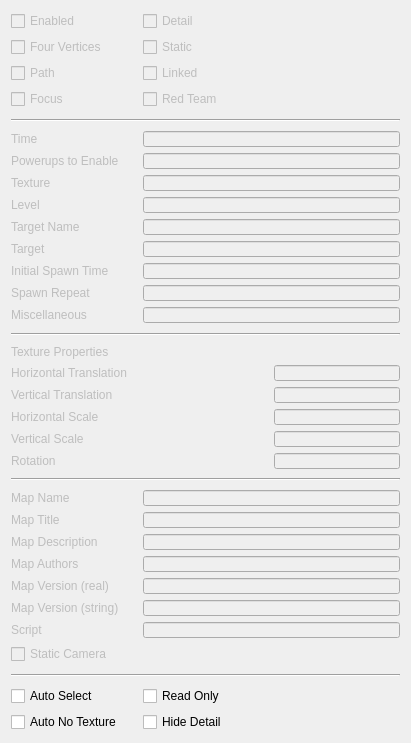
This is tankbobs-editor/properties.ui in bairyn/tankbobs as Qt 5 draws it before an edit. The edited form follows.
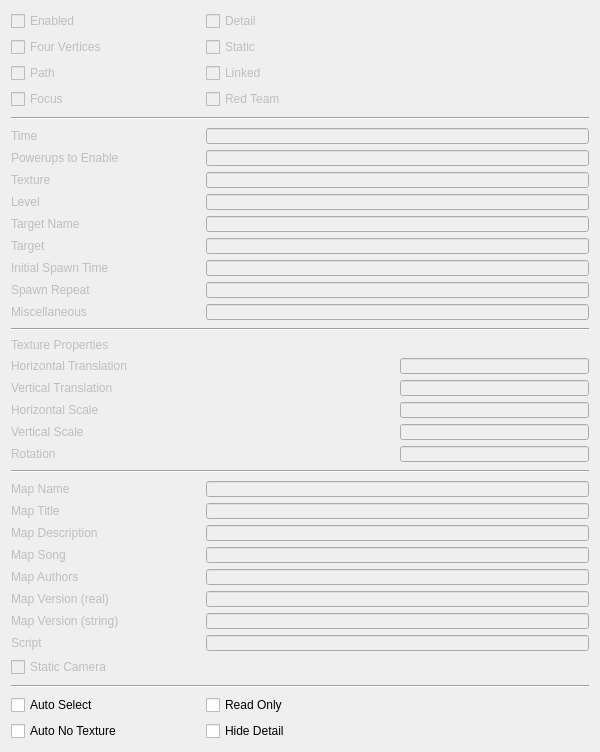
This is the edited form.

Patch:
```diff
--- a/tankbobs-editor/properties.ui
+++ b/tankbobs-editor/properties.ui
@@ -9,8 +9,8 @@
    <rect>
     <x>0</x>
     <y>0</y>
-    <width>411</width>
-    <height>743</height>
+    <width>600</width>
+    <height>752</height>
    </rect>
   </property>
   <property name="sizePolicy">
@@ -895,7 +895,7 @@
      </property>
     </widget>
    </item>
-   <item row="22" column="0">
+   <item row="24" column="0">
     <widget class="QLabel" name="mapnameLabel">
      <property name="enabled">
       <bool>false</bool>
@@ -920,7 +920,7 @@
      </property>
     </widget>
    </item>
-   <item row="22" column="1" colspan="2">
+   <item row="24" column="1" colspan="2">
     <widget class="QLineEdit" name="mapname">
      <property name="enabled">
       <bool>false</bool>
@@ -939,7 +939,7 @@
      </property>
     </widget>
    </item>
-   <item row="23" column="0">
+   <item row="25" column="0">
     <widget class="QLabel" name="maptitleLabel">
      <property name="enabled">
       <bool>false</bool>
@@ -964,7 +964,7 @@
      </property>
     </widget>
    </item>
-   <item row="23" column="1" colspan="2">
+   <item row="25" column="1" colspan="2">
     <widget class="QLineEdit" name="maptitle">
      <property name="enabled">
       <bool>false</bool>
@@ -983,7 +983,7 @@
      </property>
     </widget>
    </item>
-   <item row="24" column="0">
+   <item row="26" column="0">
     <widget class="QLabel" name="mapdescriptionLabel">
      <property name="enabled">
       <bool>false</bool>
@@ -1008,7 +1008,7 @@
      </property>
     </widget>
    </item>
-   <item row="24" column="1" colspan="2">
+   <item row="26" column="1" colspan="2">
     <widget class="QLineEdit" name="mapdescription">
      <property name="enabled">
       <bool>false</bool>
@@ -1027,7 +1027,7 @@
      </property>
     </widget>
    </item>
-   <item row="25" column="0">
+   <item row="28" column="0">
     <widget class="QLabel" name="mapauthorsLabel">
      <property name="enabled">
       <bool>false</bool>
@@ -1052,7 +1052,7 @@
      </property>
     </widget>
    </item>
-   <item row="25" column="1" colspan="2">
+   <item row="28" column="1" colspan="2">
     <widget class="QLineEdit" name="mapauthors">
      <property name="enabled">
       <bool>false</bool>
@@ -1071,7 +1071,7 @@
      </property>
     </widget>
    </item>
-   <item row="26" column="0">
+   <item row="29" column="0">
     <widget class="QLabel" name="mapversionLabel">
      <property name="enabled">
       <bool>false</bool>
@@ -1096,7 +1096,7 @@
      </property>
     </widget>
    </item>
-   <item row="26" column="1" colspan="2">
+   <item row="29" column="1" colspan="2">
     <widget class="QLineEdit" name="mapversion">
      <property name="enabled">
       <bool>false</bool>
@@ -1115,7 +1115,7 @@
      </property>
     </widget>
    </item>
-   <item row="27" column="0">
+   <item row="30" column="0">
     <widget class="QLabel" name="mapversionsLabel">
      <property name="enabled">
       <bool>false</bool>
@@ -1140,7 +1140,7 @@
      </property>
     </widget>
    </item>
-   <item row="27" column="1" colspan="2">
+   <item row="30" column="1" colspan="2">
     <widget class="QLineEdit" name="mapversions">
      <property name="enabled">
       <bool>false</bool>
@@ -1159,7 +1159,7 @@
      </property>
     </widget>
    </item>
-   <item row="28" column="0">
+   <item row="31" column="0">
     <widget class="QLabel" name="scriptLabel">
      <property name="enabled">
       <bool>false</bool>
@@ -1184,7 +1184,7 @@
      </property>
     </widget>
    </item>
-   <item row="28" column="1" colspan="2">
+   <item row="31" column="1" colspan="2">
     <widget class="QLineEdit" name="script">
      <property name="enabled">
       <bool>false</bool>
@@ -1203,7 +1203,7 @@
      </property>
     </widget>
    </item>
-   <item row="29" column="0" colspan="2">
+   <item row="32" column="0" colspan="2">
     <widget class="QCheckBox" name="staticCamera">
      <property name="enabled">
       <bool>false</bool>
@@ -1228,7 +1228,7 @@
      </property>
     </widget>
    </item>
-   <item row="30" column="0" colspan="3">
+   <item row="33" column="0" colspan="3">
     <widget class="Line" name="configLine">
      <property name="sizePolicy">
       <sizepolicy hsizetype="Preferred" vsizetype="Preferred">
@@ -1241,7 +1241,7 @@
      </property>
     </widget>
    </item>
-   <item row="31" column="0">
+   <item row="34" column="0">
     <widget class="QCheckBox" name="autoselect">
      <property name="enabled">
       <bool>true</bool>
@@ -1266,7 +1266,7 @@
      </property>
     </widget>
    </item>
-   <item row="31" column="1" colspan="2">
+   <item row="34" column="1" colspan="2">
     <widget class="QCheckBox" name="nomodify">
      <property name="enabled">
       <bool>true</bool>
@@ -1291,7 +1291,7 @@
      </property>
     </widget>
    </item>
-   <item row="32" column="0">
+   <item row="35" column="0">
     <widget class="QCheckBox" name="autonotexture">
      <property name="enabled">
       <bool>true</bool>
@@ -1316,7 +1316,7 @@
      </property>
     </widget>
    </item>
-   <item row="32" column="1" colspan="2">
+   <item row="35" column="1" colspan="2">
     <widget class="QCheckBox" name="hideDetail">
      <property name="enabled">
       <bool>true</bool>
@@ -1394,6 +1394,50 @@
      </property>
     </widget>
    </item>
+   <item row="27" column="0">
+    <widget class="QLabel" name="mapsongLabel">
+     <property name="enabled">
+      <bool>false</bool>
+     </property>
+     <property name="sizePolicy">
+      <sizepolicy hsizetype="Preferred" vsizetype="Preferred">
+       <horstretch>0</horstretch>
+       <verstretch>0</verstretch>
+      </sizepolicy>
+     </property>
+     <property name="maximumSize">
+      <size>
+       <width>600</width>
+       <height>16</height>
+      </size>
+     </property>
+     <property name="cursor">
+      <cursorShape>SizeAllCursor</cursorShape>
+     </property>
+     <property name="text">
+      <string>Map Song</string>
+     </property>
+    </widget>
+   </item>
+   <item row="27" column="1" colspan="2">
+    <widget class="QLineEdit" name="mapsong">
+     <property name="enabled">
+      <bool>false</bool>
+     </property>
+     <property name="sizePolicy">
+      <sizepolicy hsizetype="Preferred" vsizetype="Preferred">
+       <horstretch>0</horstretch>
+       <verstretch>0</verstretch>
+      </sizepolicy>
+     </property>
+     <property name="maximumSize">
+      <size>
+       <width>600</width>
+       <height>16</height>
+      </size>
+     </property>
+    </widget>
+   </item>
   </layout>
  </widget>
  <resources/>
```
